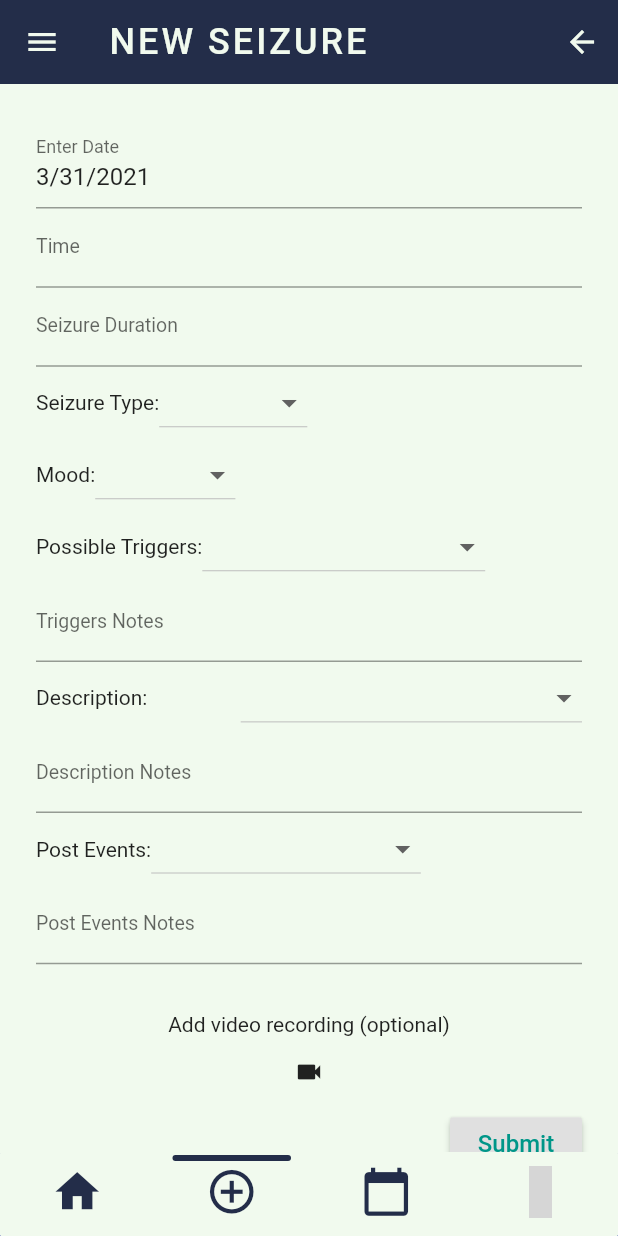
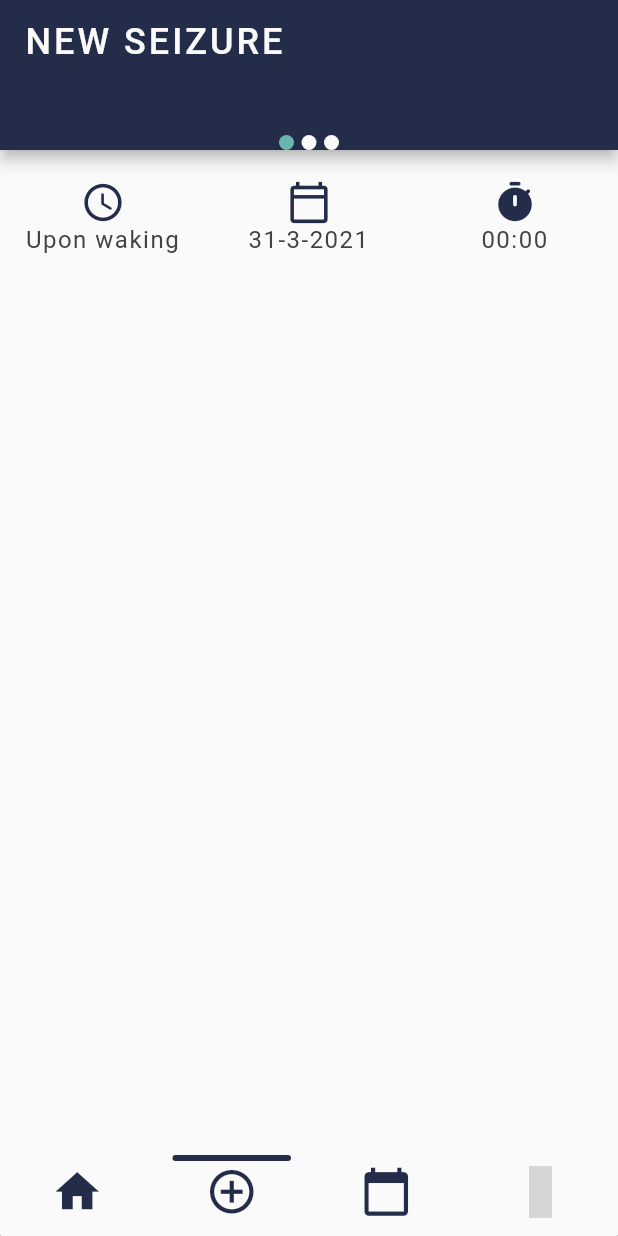
Before and after one commit to PIA-Group/Epilappsy, a Flutter app: the HomePage screen opened directly, item 2 of the bottom bar chosen, on a phone screen of 412 x 824 dp. Run offline on Flutter 3.47's test engine with Material 2 defaults, Android fonts, the phone set to English and light mode, and no system bars; drawn by our look-alikes of persistent_bottom_nav_bar; our stand-ins replace charts_flutter, cloud_firestore, firebase_auth, firebase_core, firebase_database, material_design_icons_flutter and 5 more; missing offline and left inert: dart:ffi, flutter_barcode_scanner, flutter_circular_slider, slide_countdown_clock, transformer_page_view; accounts and stored records are empty; Roboto replaces fonts that are missing (Gill, Hind); grey boxes are pictures that could not be loaded.

Commit message:
template seizure questionnaire - swipable pages + icons

```diff
--- /dev/null
+++ b/lib/Pages/AddSeizure/AddSeizurePage.dart
@@ -0,0 +1,73 @@
+
+
+import 'package:epilappsy/Pages/AddSeizure/circle_list.dart';
+import 'package:epilappsy/Pages/AddSeizure/questions.dart';
+import 'package:epilappsy/Widgets/appBar.dart';
+import 'package:epilappsy/design/colors.dart';
+import 'package:flutter/material.dart';
+
+
+class AddSeizurePage extends StatefulWidget {
+  @override
+  _AddSeizurePageState createState() => _AddSeizurePageState();
+}
+
+class _AddSeizurePageState extends State<AddSeizurePage> {
+  PageController _pageController = PageController();
+  int intCurrentPageValue = 0;
+  var currentPageValue = 0.0;
+
+  List<Widget> listPages = [
+    QuestionsPage1(),
+    QuestionsPage2(),
+    QuestionsPage3()
+  ];
+
+  ValueNotifier<List<Widget>> circleList = ValueNotifier([]);
+
+  void _updateCircleList(int intCurrentPageValue) {
+    List<Widget> auxList = [];
+    for (var i = 0; i < 3; i++) {
+      auxList.add(QuestionnaireCircle(
+          color: i == intCurrentPageValue ? DefaultColors.accentColor : DefaultColors.backgroundColor));
+      if (i != circleList.value.length - 1) auxList.add(SizedBox(width: 5));
+    }
+    setState(() => circleList.value = auxList);
+  }
+
+  @override
+  void initState() {
+    for (var i = 0; i < listPages.length; i++) {
+      // initiate the circles on the appBar according to the number of pages
+      circleList.value.add(
+          QuestionnaireCircle(color: i == 0 ? DefaultColors.accentColor : DefaultColors.backgroundColor));
+      if (i != listPages.length - 1) circleList.value.add(SizedBox(width: 5));
+    }
+
+    _pageController.addListener(() {
+      setState(() {
+        currentPageValue = _pageController.page;
+        intCurrentPageValue = currentPageValue.round();
+      });
+      _updateCircleList(intCurrentPageValue);
+    });
+    super.initState();
+  }
+
+  @override
+  Widget build(BuildContext context) {
+    return Scaffold(
+      appBar: AppBarAddSeizure(
+        title: 'New Seizure',
+        circleList: circleList,
+      ),
+      body: PageView.builder(
+        controller: _pageController,
+        itemBuilder: (context, position) {
+          return listPages[position];
+        },
+        itemCount: listPages.length,
+      ),
+    );
+  }
+}
--- /dev/null
+++ b/lib/Pages/AddSeizure/circle_list.dart
@@ -0,0 +1,15 @@
+import 'package:flutter/material.dart';
+
+class QuestionnaireCircle extends StatelessWidget {
+  final Color color;
+  QuestionnaireCircle({this.color});
+
+  @override
+  Widget build(BuildContext context) {
+    return Container(
+          width: 10.0,
+          height: 10.0,
+          decoration: new BoxDecoration(color: color, shape: BoxShape.circle),
+        );
+  }
+}
--- /dev/null
+++ b/lib/Pages/AddSeizure/questionnaire_tiles.dart
@@ -0,0 +1,8 @@
+import 'package:flutter/material.dart';
+
+class QuestionnaireTile {
+  QuestionnaireTile({this.icon, this.label});
+
+  final IconData icon;
+  final String label;
+}
--- /dev/null
+++ b/lib/Pages/AddSeizure/questions.dart
@@ -0,0 +1,159 @@
+import 'package:epilappsy/Pages/AddSeizure/costum_dialog.dart';
+import 'package:epilappsy/Pages/AddSeizure/questionnaire_tiles.dart';
+import 'package:epilappsy/design/colors.dart';
+import 'package:epilappsy/design/text_style.dart';
+import 'package:flutter/cupertino.dart';
+import 'package:flutter/material.dart';
+import 'package:material_design_icons_flutter/material_design_icons_flutter.dart';
+
+class QuestionsPage1 extends StatefulWidget {
+  @override
+  _QuestionsPage1State createState() => _QuestionsPage1State();
+}
+
+class _QuestionsPage1State extends State<QuestionsPage1> {
+  ValueNotifier<List<DateTime>> datePicker = ValueNotifier([]);
+  ValueNotifier<String> duration = ValueNotifier('00:00:00.0');
+
+  @override
+  void initState() {
+    datePicker.value = <DateTime>[DateTime.now()];
+    super.initState();
+  }
+
+  final List<QuestionnaireTile> timeOfSeizureTiles = [
+    QuestionnaireTile(icon: MdiIcons.alarm, label: 'Upon waking'),
+    QuestionnaireTile(icon: MdiIcons.weatherSunsetUp, label: 'Morning'),
+    QuestionnaireTile(icon: MdiIcons.weatherSunsetDown, label: 'Afternoon'),
+    QuestionnaireTile(icon: Icons.nights_stay_outlined, label: 'Night'),
+    QuestionnaireTile(icon: MdiIcons.sleep, label: 'While sleeping'),
+  ];
+
+  final ValueNotifier<int> timeOfSeizureIndex = ValueNotifier(0);
+
+  @override
+  Widget build(BuildContext context) {
+    return ListView(children: [
+      SizedBox(
+        height: 20,
+      ),
+      Row(mainAxisAlignment: MainAxisAlignment.spaceEvenly, children: [
+        Expanded(
+          flex: 1,
+          child: GestureDetector(
+            onTap: () {
+              showDialog(
+                  context: context,
+                  builder: (BuildContext context) {
+                    return CustomDialogBox(
+                      listOfTiles: timeOfSeizureTiles,
+                      selectedIndex: timeOfSeizureIndex,
+                      icon: Icons.access_time_rounded,
+                      title: 'Time of seizure',
+                      type: 'listTile',
+                    );
+                  });
+            },
+            child: Column(children: [
+              Icon(Icons.access_time_rounded,
+                  size: 30, color: DefaultColors.mainColor),
+              ValueListenableBuilder(
+                builder: (BuildContext context, int index, Widget child) {
+                  return Text(
+                    timeOfSeizureTiles[index].label,
+                    //maxLines: 2,
+                    style: MyTextStyle(),
+                    textAlign: TextAlign.center,
+                  );
+                },
+                valueListenable: timeOfSeizureIndex,
+              ),
+            ]),
+          ),
+        ),
+        Expanded(
+          flex: 1,
+          child: GestureDetector(
+            onTap: () {
+              showDialog(
+                  context: context,
+                  builder: (BuildContext context) {
+                    return CustomDialogBox(
+                      datePicker: datePicker,
+                      icon: Icons.calendar_today_outlined,
+                      title: 'Date(s) of seizure(s)',
+                      type: 'date',
+                    );
+                  });
+            },
+            child: Column(children: [
+              Icon(Icons.calendar_today_outlined,
+                  size: 30, color: DefaultColors.mainColor),
+              ValueListenableBuilder(
+                builder: (BuildContext context, List<DateTime> dates,
+                    Widget child) {
+                  return Text(
+                    dates.length == 1
+                        ? '${dates[0].day}-${dates[0].month}-${dates[0].year}'
+                        : '...',
+                    style: MyTextStyle(),
+                    textAlign: TextAlign.center,
+                  );
+                },
+                valueListenable: datePicker,
+              ),
+            ]),
+          ),
+        ),
+        Expanded(
+          flex: 1,
+          child: GestureDetector(
+            onTap: () {
+              showDialog(
+                  context: context,
+                  builder: (BuildContext context) {
+                    return CustomDialogBox(
+                      duration: duration,
+                      icon: Icons.timer_rounded,
+                      title: 'Duration of seizure',
+                      type: 'duration',
+                    );
+                  });
+            },
+            child: Column(children: [
+              Icon(Icons.timer_rounded,
+                  size: 30, color: DefaultColors.mainColor),
+              ValueListenableBuilder(
+                builder: (BuildContext context, String time, Widget child) {
+                  return Text(
+                    "${time.split(':')[1]}:${time.split(':')[2].substring(0, time.split(':')[2].indexOf('.'))}",
+                    style: MyTextStyle(),
+                    textAlign: TextAlign.center,
+                  );
+                },
+                valueListenable: duration,
+              ),
+            ]),
+          ),
+        ),
+      ]),
+      SizedBox(
+        height: 20,
+      ),
+    ]);
+  }
+}
+
+class QuestionsPage2 extends StatelessWidget {
+  @override
+  Widget build(BuildContext context) {
+    return ListView();
+  }
+}
+
+class QuestionsPage3 extends StatelessWidget {
+  @override
+  Widget build(BuildContext context) {
+    return ListView();
+  }
+}
--- a/lib/Pages/HomePage.dart
+++ b/lib/Pages/HomePage.dart
@@ -1,3 +1,4 @@
+import 'package:epilappsy/Pages/AddSeizure/AddSeizurePage.dart';
 import 'package:epilappsy/Pages/AlertScreen.dart';
 import 'package:epilappsy/Pages/NavigationPage.dart';
 import 'package:epilappsy/Pages/SeizureDiaryPage.dart';
@@ -14,8 +15,8 @@ class HomePage extends StatelessWidget {
   List<Widget> _screens() {
     return [
       NavigationPage(),
-
-      SeizureLog(), //PDF Report
+      AddSeizurePage(),
+      //SeizureLog(), //PDF Report
       SeizureDiary(),
       UserPage(), // Medication
     ];
--- a/lib/Pages/NavigationPage.dart
+++ b/lib/Pages/NavigationPage.dart
@@ -1,8 +1,6 @@
 import 'package:epilappsy/Authentication/RegisteringPage.dart';
 import 'package:epilappsy/Pages/AlertScreen.dart';
-import 'package:epilappsy/Pages/BreathPage.dart';
 import 'package:epilappsy/Pages/Education/EducationPage.dart';
-import 'package:epilappsy/Pages/RelaxationPage.dart';
 import 'package:epilappsy/Pages/TOBPage.dart';
 import 'package:epilappsy/Widgets/profile_drawer.dart';
 import 'package:epilappsy/main.dart';
--- a/lib/Widgets/appBar.dart
+++ b/lib/Widgets/appBar.dart
@@ -1,3 +1,4 @@
+import 'package:epilappsy/Pages/AddSeizure/circle_list.dart';
 import 'package:epilappsy/Widgets/profile_drawer.dart';
 import 'package:flutter/material.dart';
 import 'package:epilappsy/Pages/SettingsPage.dart';
@@ -10,16 +11,6 @@ Widget appBarTitle(BuildContext context, String title) {
         text: title.toUpperCase(),
         style: Theme.of(context).textTheme.headline1,
       ),
-      //TextStyle(
-      //  color: mycolor,
-      //letterSpacing: 1.5,
-      //fontFamily: 'Montserrat',
-      //fontWeight: FontWeight.w500)),
-      //TextSpan(
-      //  text: 'Check',
-      //style: TextStyle(
-      //  fontWeight: FontWeight.bold,
-      // color: Color.fromRGBO(142, 255, 249, 1))),
     ]),
   );
 }
@@ -27,8 +18,8 @@ Widget appBarTitle(BuildContext context, String title) {
 Widget appBarAll(BuildContext context, _actions, title) {
   return AppBar(
       elevation: 0.0,
-      iconTheme: IconThemeData(
-          color: mycolor), //Theme.of(context).accentColor),
+      iconTheme:
+          IconThemeData(color: mycolor), //Theme.of(context).accentColor),
       backgroundColor: Theme.of(context).unselectedWidgetColor,
       actions: _actions,
       title: appBarTitle(context, title));
@@ -48,3 +39,40 @@ Widget appBarTitleCG(BuildContext context) {
     ]),
   );
 }
+
+class AppBarAddSeizure extends StatelessWidget implements PreferredSizeWidget {
+  final String title;
+  final ValueNotifier<List<Widget>> circleList;
+
+  AppBarAddSeizure({
+    this.title,
+    this.circleList,
+  });
+
+  @override
+  Size get preferredSize => const Size.fromHeight(100);
+
+  @override
+  Widget build(BuildContext context) {
+    return AppBar(
+      iconTheme: IconThemeData(color: mycolor),
+      backgroundColor: Theme.of(context).unselectedWidgetColor,
+      title: Text(
+        title.toUpperCase(),
+        style: Theme.of(context).textTheme.headline1,
+      ),
+      flexibleSpace: Padding(
+        padding: EdgeInsets.only(top: 90),
+        child: ValueListenableBuilder(
+          builder: (BuildContext context, List<Widget> list, Widget child) {
+            return Row(
+              mainAxisAlignment: MainAxisAlignment.center,
+              children: list,
+            );
+          },
+          valueListenable: circleList,
+        ),
+      ),
+    );
+  }
+}
--- /dev/null
+++ b/lib/design/colors.dart
@@ -0,0 +1,9 @@
+import 'package:flutter/material.dart';
+
+class DefaultColors  {
+  static const Color mainColor = Color(0xFF232D49);
+  static const Color backgroundColor = Color(0xFFFAFAFA); //Color(0xFFF1FAEE);
+  static const Color accentColor = Color(0xFF67B9AF); //Color(0xFF17c3b2);
+  static const Color textColorOnLight = Color(0xFF424242);
+  static const Color textColorOnDark = Color(0xFFFFFFFF);
+}
--- /dev/null
+++ b/lib/design/text_style.dart
@@ -0,0 +1,30 @@
+import 'package:epilappsy/design/colors.dart';
+import 'package:flutter/material.dart';
+
+class MyTextStyle extends TextStyle {
+  final Color color;
+  final FontWeight fontWeight;
+  final String fontFamily;
+  final double fontSize;
+  final double letterSpacing;
+  final TextDecoration decoration;
+  final FontStyle fontStyle;
+
+  const MyTextStyle({
+    this.color = DefaultColors.textColorOnLight,
+    this.fontStyle,
+    this.decoration,
+    this.fontWeight,
+    this.letterSpacing = 1,
+    this.fontSize = 16,
+    this.fontFamily = 'Hind',
+  }) : super(
+          color: color,
+          fontWeight: fontWeight,
+          fontSize: fontSize,
+          fontFamily: fontFamily,
+          letterSpacing: letterSpacing,
+          decoration: decoration,
+          fontStyle: fontStyle,
+        );
+}
--- a/lib/main.dart
+++ b/lib/main.dart
@@ -3,6 +3,7 @@ import 'dart:ui';
 import 'package:firebase_auth/firebase_auth.dart';
 import 'package:firebase_core/firebase_core.dart';
 import 'package:epilappsy/Authentication/SignIn.dart';
+import 'package:flutter/cupertino.dart';
 import 'package:flutter/material.dart';
 import 'package:flutter/services.dart';
 import 'package:provider/provider.dart';
@@ -58,9 +59,9 @@ class MyApp extends StatelessWidget {
               ),
               fontFamily: 'Gill',
               //brightness: Brightness.dark,
-              scaffoldBackgroundColor: Color(0xFFF1FAEE),
+              scaffoldBackgroundColor: Color(0xFFFAFAFA),//Color(0xFFF1FAEE),
               primarySwatch: mycolor,
-              backgroundColor: Color(0xFFA8DADC),
+              backgroundColor: Color(0xFFFAFAFA),//Color(0xFFA8DADC),
               accentColor: Color(0xFF17c3b2), //Color(0xFFA8DADC),
               //canvasColor: Color(),
               unselectedWidgetColor: Color(0xFF232D49),
@@ -80,7 +81,8 @@ class MyApp extends StatelessWidget {
               GlobalMaterialLocalizations.delegate,
               // Built-in localization for text direction LTR/RTL
               GlobalWidgetsLocalizations.delegate,
-            ],
+              DefaultCupertinoLocalizations.delegate,
+              GlobalCupertinoLocalizations.delegate],
             // Returns a locale which will be used by the app
 
             /* localeResolutionCallback: (locale, supportedLocales) {
@@ -118,8 +120,9 @@ class AuthenticationWrapper extends StatelessWidget {
 //    0xFF477B75
 
 const MaterialColor mycolor = const MaterialColor(
-  0xFFF1FAEE,
-  //0xFFC5E1A5,
+  0xFFFAFAFA,
+  //0xFFF1FAEE,
+
   const <int, Color>{
     50: Color.fromRGBO(71, 123, 117, .1),
     100: Color.fromRGBO(71, 123, 117, .2),
--- a/pubspec.yaml
+++ b/pubspec.yaml
@@ -45,7 +45,7 @@ dependencies:
   charts_flutter: ^0.9.0
   flutter_barcode_scanner: ^1.0.2
   material_design_icons_flutter: ^4.0.5955
-
+  syncfusion_flutter_datepicker: ^19.1.54-beta.1
   webview_flutter: ^2.0.2
   url_launcher: ^6.0.2
   flappy_search_bar: ^1.4.1
```
Also changed, not shown: lib/Pages/AddSeizure/costum_dialog.dart (added, +178 -0 lines), pubspec.lock.
